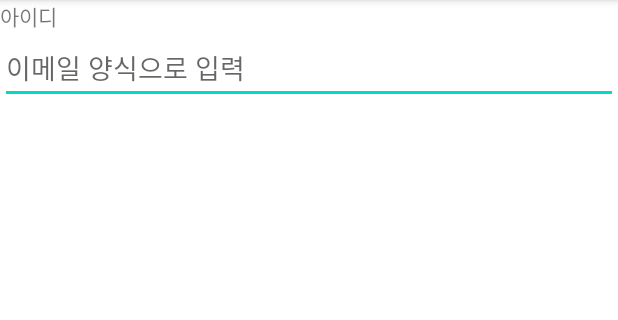
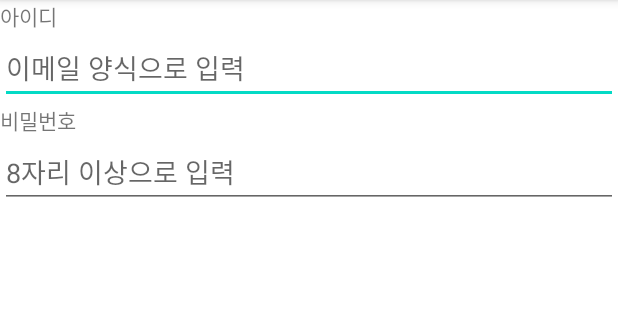
Before and after one commit to sukhyun99/UIPractice_0514, an Android app: the screen it shows after launch (MainActivity), on a phone screen of 412 x 824 dp, the part 84-404 px from its top. Run offline under Robolectric (Android 15) with nearby library versions, the phone set to English and light mode, and no system bars.

Commit message:
비밀번호 입력 input type으로 설정

```diff
--- a/app/src/main/res/layout/activity_main.xml
+++ b/app/src/main/res/layout/activity_main.xml
@@ -18,4 +18,15 @@
         android:hint="이메일 양식으로 입력"
         android:inputType="textEmailAddress"/>
 
+    <TextView
+        android:layout_width="wrap_content"
+        android:layout_height="wrap_content"
+        android:text="비밀번호" />
+
+    <EditText
+        android:layout_width="match_parent"
+        android:layout_height="wrap_content"
+        android:hint="8자리 이상으로 입력"
+        android:inputType="textPassword"/>
+
 </LinearLayout>
```
